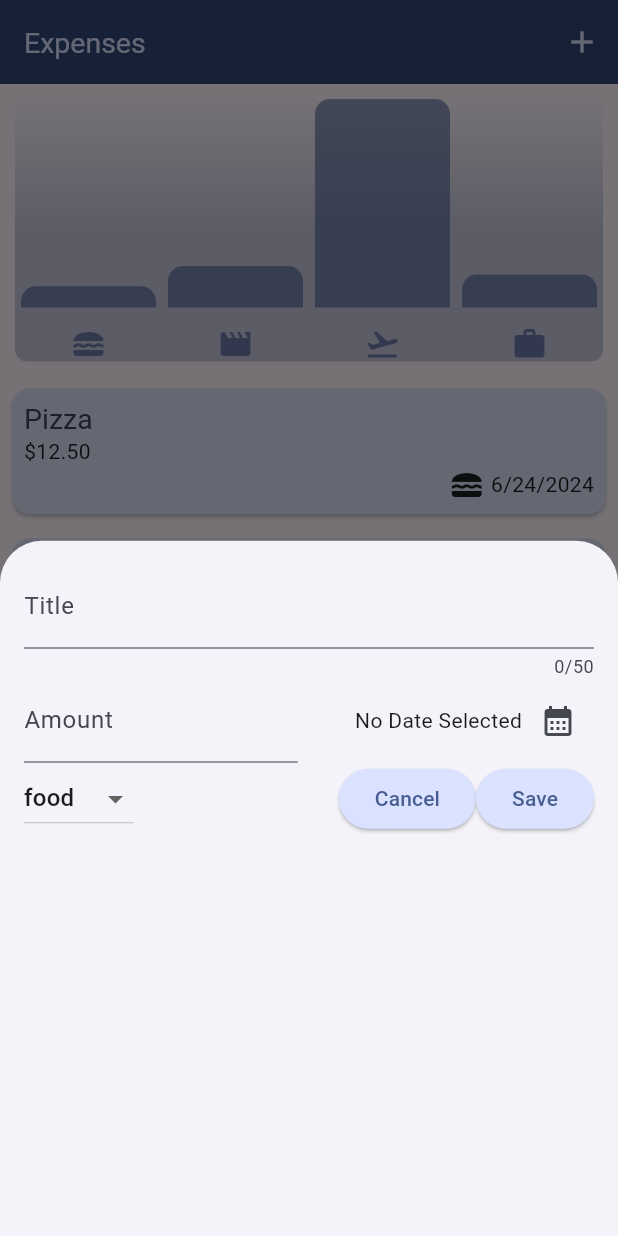
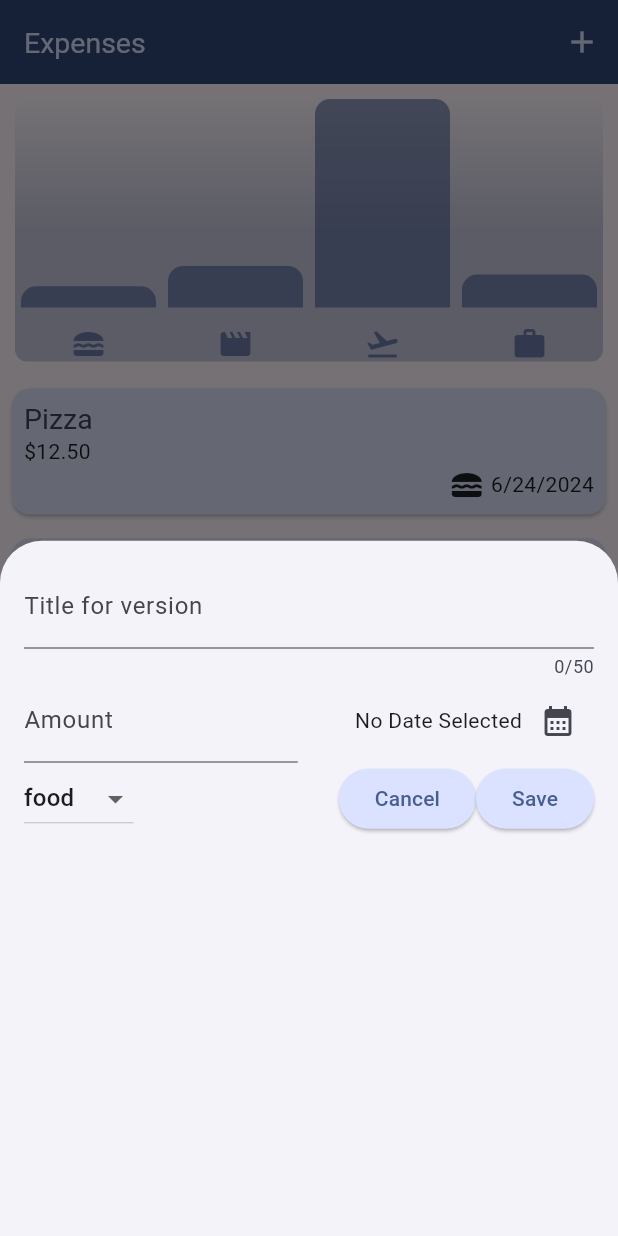
Before and after one commit to AhmedJawad99/Expenses-App, a Flutter app: the screen it shows after launch, after a tap on the "add" icon, on a phone screen of 412 x 824 dp. Run offline on Flutter 3.47's test engine with Material 3 defaults, Android fonts, the phone set to English and light mode, and no system bars.

Commit message:
test branch

```diff
--- a/lib/widgets/new_expense.dart
+++ b/lib/widgets/new_expense.dart
@@ -35,7 +35,7 @@ class _NewExpenseState extends State<NewExpense> {
           TextField(
             controller: _titleController,
             maxLength: 50,
-            decoration: const InputDecoration(label: Text('Title')),
+            decoration: const InputDecoration(label: Text('Title for version')),
           ),
           Row(
             children: [
```
